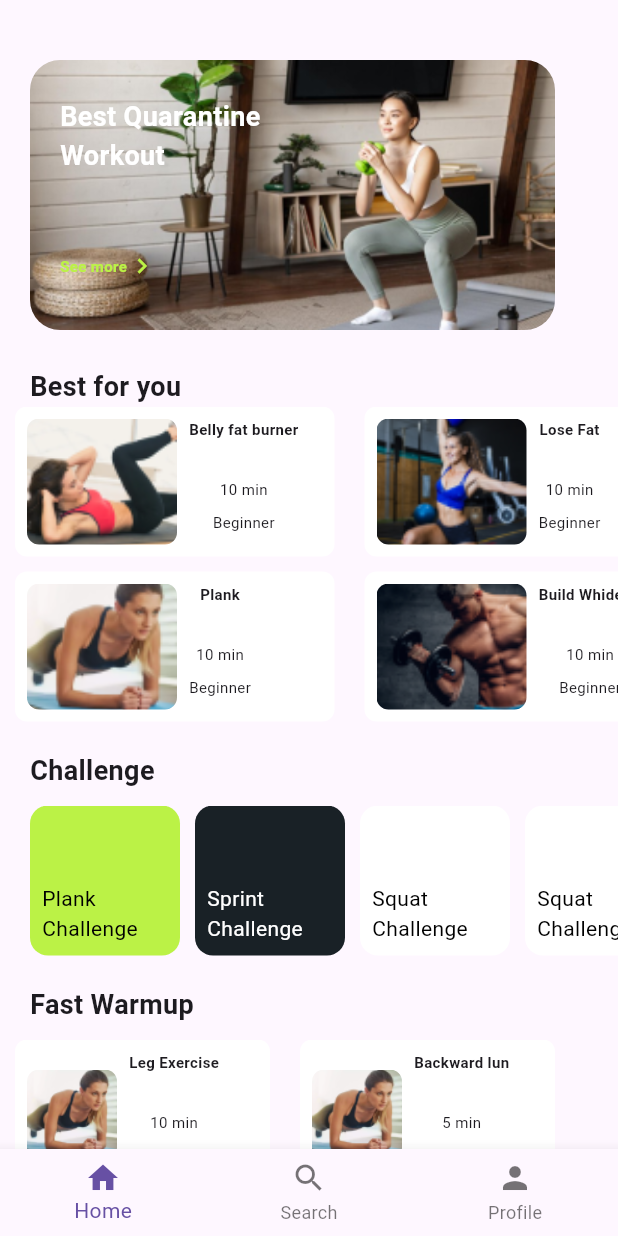
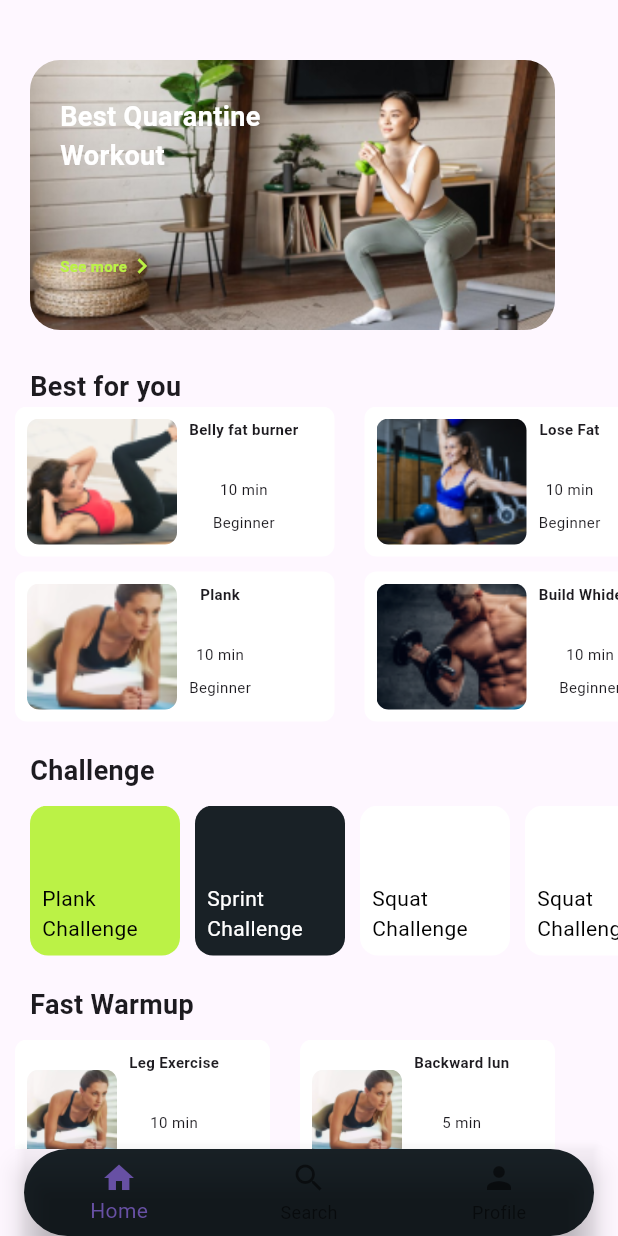
Before and after one commit to soumiguria/Flutter_Assignment, a Flutter app: the screen it shows after launch, on a phone screen of 412 x 824 dp. Run offline on Flutter 3.47's test engine with Material 3 defaults, Android fonts, the phone set to English and light mode, and no system bars.

Commit message:
navbar modified

```diff
--- a/lib/workout.dart
+++ b/lib/workout.dart
@@ -45,8 +45,8 @@ class Workout extends StatelessWidget {
                     child: Column(
                       children: [
                         Padding(
-                          padding:
-                              EdgeInsets.only(top: 25.0, left: 20.0, right: 20.0),
+                          padding: EdgeInsets.only(
+                              top: 25.0, left: 20.0, right: 20.0),
                           child: Column(
                             crossAxisAlignment: CrossAxisAlignment.start,
                             children: [
@@ -302,11 +302,44 @@ class Workout extends StatelessWidget {
                 ),
               ),
             ),
+            // Positioned(
+            //   bottom: 0,
+            //   left: 0,
+            //   right: 0,
+            //   child: BottomNavigationBar(
+            //     items: const [
+            //       BottomNavigationBarItem(
+            //         icon: Icon(Icons.home_filled),
+            //         label: 'Home',
+            //       ),
+            //       BottomNavigationBarItem(
+            //         icon: Icon(Icons.explore),
+            //         label: 'Explore',
+            //       ),
+            //       BottomNavigationBarItem(
+            //         icon: Icon(Icons.graphic_eq_outlined),
+            //         label: 'Statistics',
+            //       ),
+            //       BottomNavigationBarItem(
+            //         icon: Icon(Icons.person),
+            //         label: 'Profile',
+            //       ),
+            //     ],
+            //   ),
+            // ),
+
             Positioned(
               bottom: 0,
               left: 0,
               right: 0,
+              child: Container(
+                width: 380,
+                decoration: BoxDecoration(
+                  color: Color(0xFF192126),
+                  borderRadius: BorderRadius.all(Radius.circular(40.0)),
+                ),
                 child: BottomNavigationBar(
+                  backgroundColor: Colors.transparent,
                   items: const [
                     BottomNavigationBarItem(
                       icon: Icon(Icons.home),
@@ -320,9 +353,15 @@ class Workout extends StatelessWidget {
                       icon: Icon(Icons.person),
                       label: 'Profile',
                     ),
+                    // BottomNavigationBarItem(
+                    //   icon: Icon(Icons.add), // Additional icon
+                    //   label: 'Add',
+                    // ),
                   ],
                 ),
               ),
+            ),
+
           ],
         ),
       ),
```
Lines whose indentation alone changed are shown as unchanged.
